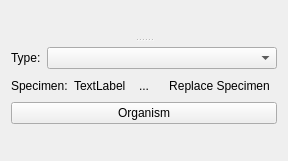
First picture: the form in src/scipyen/gui/widgets/dataclasswidgets/biologicalsourcewidget.ui, repository ctigaret/scipyen, before the edit.
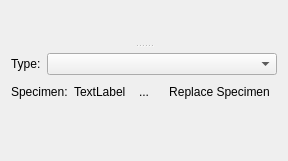
Second picture: the form after the edit. Icons and pictures are not drawn. Custom widgets are drawn as their Qt base class.

```diff
--- a/src/scipyen/gui/widgets/dataclasswidgets/biologicalsourcewidget.ui
+++ b/src/scipyen/gui/widgets/dataclasswidgets/biologicalsourcewidget.ui
@@ -117,16 +117,6 @@
          </item>
         </layout>
        </item>
-       <item>
-        <widget class="QPushButton" name="organismPushButton">
-         <property name="text">
-          <string>Organism</string>
-         </property>
-         <property name="icon">
-          <iconset theme="document-properties"/>
-         </property>
-        </widget>
-       </item>
        <item>
         <spacer name="verticalSpacer">
          <property name="orientation">
```
